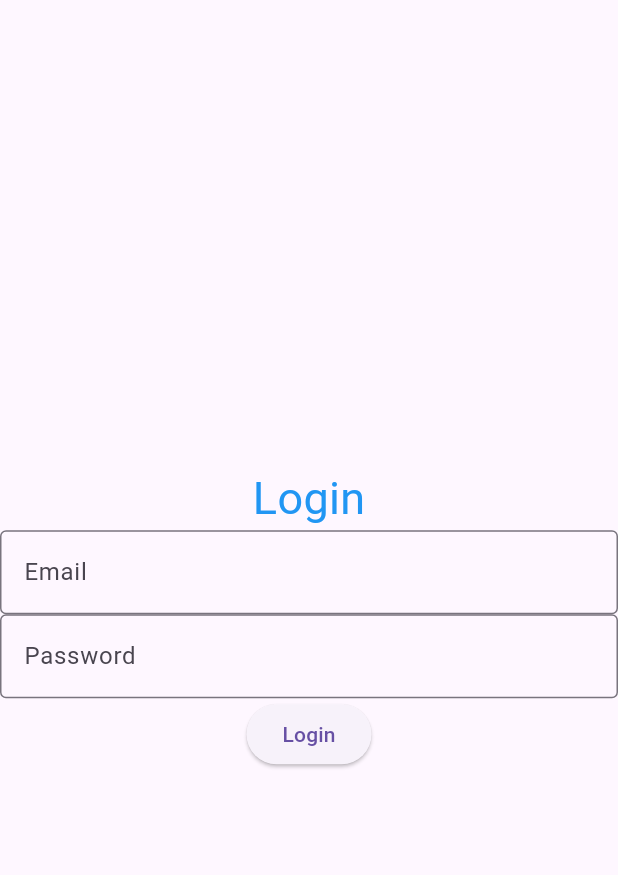
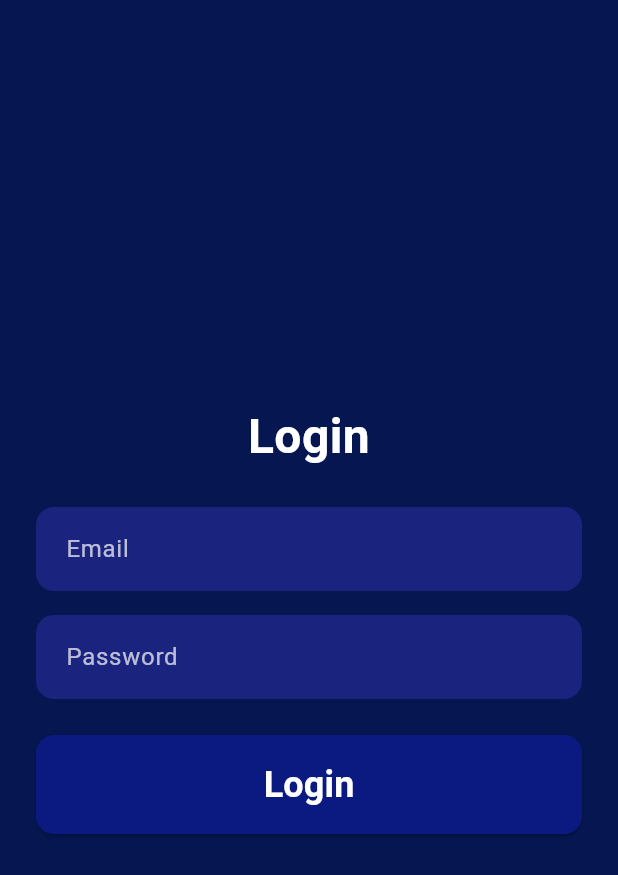
Before and after one commit to Alwin-Sajan/Hagana-HACK-A-ADDICT, a Flutter app: the LoginPage screen opened directly, on a phone screen of 412 x 824 dp. Shown: the top 875 px of the screen. Run offline on Flutter 3.47's test engine with Material 3 defaults, Android fonts, the phone set to English and light mode, and no system bars; our stand-ins replace flutter_secure_storage, google_fonts; accounts and stored records are empty.

Commit message:
added the login page and chatpage

```diff
--- a/hagana/lib/pages/LoginPage.dart
+++ b/hagana/lib/pages/LoginPage.dart
@@ -1,4 +1,5 @@
 import 'package:flutter/material.dart';
+import 'package:hagana/pages/HaganaHomeScreen.dart';
 
 class LoginPage extends StatelessWidget {
   const LoginPage({Key? key}) : super(key: key);
@@ -6,40 +7,96 @@ class LoginPage extends StatelessWidget {
   @override
   Widget build(BuildContext context) {
     return Scaffold(
-      //
+      backgroundColor: Color(0xFF051650),
       body: Center(
+        child: Padding(
+          padding: const EdgeInsets.symmetric(horizontal: 24.0),
           child: Column(
-          mainAxisAlignment: MainAxisAlignment.center,
+            mainAxisSize: MainAxisSize.min,
+            crossAxisAlignment: CrossAxisAlignment.stretch,
             children: <Widget>[
               Text(
                 'Login',
-              style: TextStyle(fontSize: 30, color: Colors.blue),
+                textAlign: TextAlign.center,
+                style: TextStyle(
+                  fontSize: 32,
+                  color: Colors.white,
+                  fontWeight: FontWeight.bold,
                 ),
+              ),
+              SizedBox(height: 24),
               TextField(
+                style: TextStyle(color: Colors.white),
                 decoration: InputDecoration(
                   labelText: 'Email',
-                  border: OutlineInputBorder(),
+                  labelStyle: TextStyle(color: Colors.white70),
+                  filled: true,
+                  fillColor: Color(0xFF1A237E),
+                  border: OutlineInputBorder(
+                    borderRadius: BorderRadius.circular(12),
+                    borderSide: BorderSide.none,
+                  ),
+                  contentPadding:
+                      EdgeInsets.symmetric(vertical: 16, horizontal: 16),
                 ),
               ),
+              SizedBox(height: 16),
               TextField(
+                obscureText: true,
+                style: TextStyle(color: Colors.white),
                 decoration: InputDecoration(
                   labelText: 'Password',
-                      border: OutlineInputBorder(),
+                  labelStyle: TextStyle(color: Colors.white70),
+                  filled: true,
+                  fillColor: Color(0xFF1A237E),
+                  border: OutlineInputBorder(
+                    borderRadius: BorderRadius.circular(12),
+                    borderSide: BorderSide.none,
+                  ),
+                  contentPadding:
+                      EdgeInsets.symmetric(vertical: 16, horizontal: 16),
                 ),
               ),
+              SizedBox(height: 24),
               ElevatedButton(
                 onPressed: () {
                   // TO DO: implement login functionality
                 },
-                          child: Text('Login'),
+                style: ElevatedButton.styleFrom(
+                  backgroundColor: Color(0xFF0A1A80),
+                  padding: EdgeInsets.symmetric(vertical: 16),
+                  shape: RoundedRectangleBorder(
+                    borderRadius: BorderRadius.circular(12),
+                  ),
+                ),
+                child: GestureDetector(
+                  onTap: () {
+                    Navigator.push(
+                      context,
+                      MaterialPageRoute(
+                          builder: (context) => const HaganaHomeScreen()),
+                    );
+                  },
+                  child: const Center(
+                    child: Text(
+                      "Login",
+                      style: TextStyle(
+                        fontSize: 24,
+                        fontWeight: FontWeight.bold,
+                        color: Colors.white,
+                      ),
+                    ),
+                  ),
+                ),
+                // child: Text(
+                //   'Login',
+                //   style: TextStyle(fontSize: 18, color: Colors.white),
+                // ),
               ),
             ],
           ),
-                          )
-
-
-
-
+        ),
+      ),
     );
   }
 }
--- a/hagana/lib/pages/Welcomescren.dart
+++ b/hagana/lib/pages/Welcomescren.dart
@@ -1,7 +1,10 @@
 import 'package:flutter/material.dart';
 import 'package:google_fonts/google_fonts.dart';
+import 'package:hagana/pages/HaganaSettings.dart';
 // import 'package:hagana/pages/CommunityPage.dart';
 import 'package:hagana/pages/HomePage.dart';
+import 'package:hagana/pages/LoginPage.dart';
+import 'package:hagana/pages/SignUp.dart';
 // import 'package:hagana/pages/Homepage.dart';
 // import '../error_boundary.dart';
 
@@ -21,7 +24,7 @@ class _WelcomescreenState extends State<Welcomescreen> {
     Future.delayed(const Duration(seconds: 2), () {
       Navigator.pushReplacement(
         context,
-        MaterialPageRoute(builder: (context) =>  HomeScreen()),
+        MaterialPageRoute(builder: (context) =>  HaganaSettings()),
       );
     });
   }
```
Also changed, not shown: hagana/lib/pages/ChatPage.dart (+107 -0 lines), hagana/lib/pages/CommunityPage.dart (+50 -12 lines), hagana/lib/pages/HaganaSettings.dart (+132 -87 lines), hagana/lib/pages/SignUp.dart (+31 -27 lines). Lines whose indentation alone changed are shown as unchanged.
